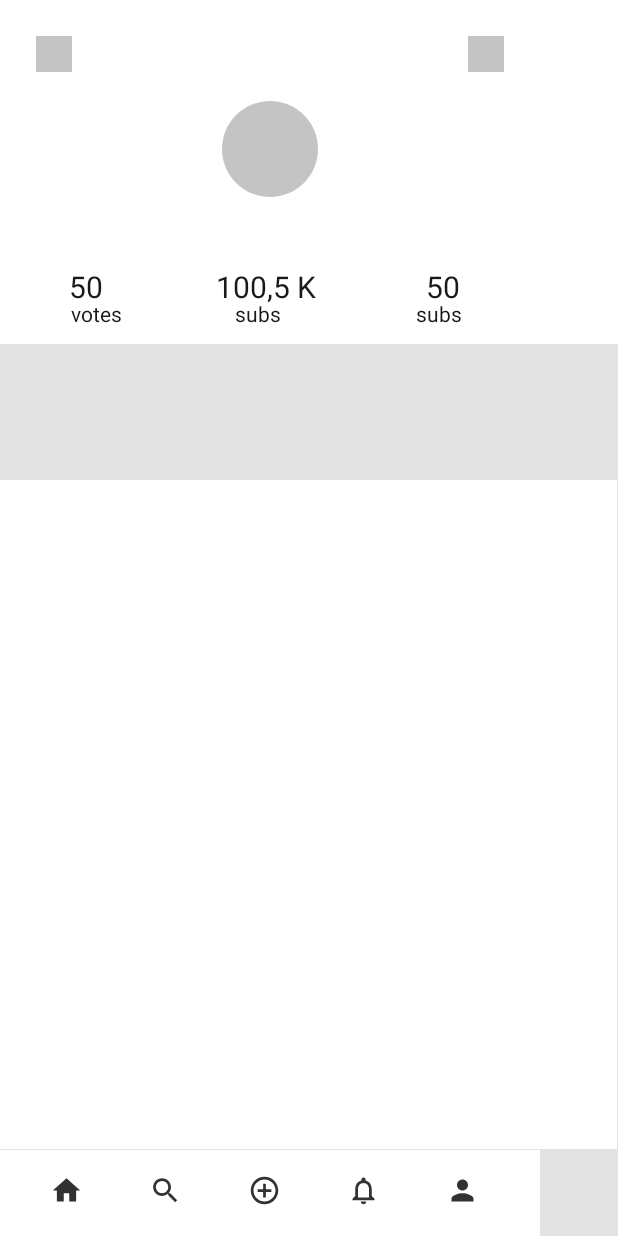
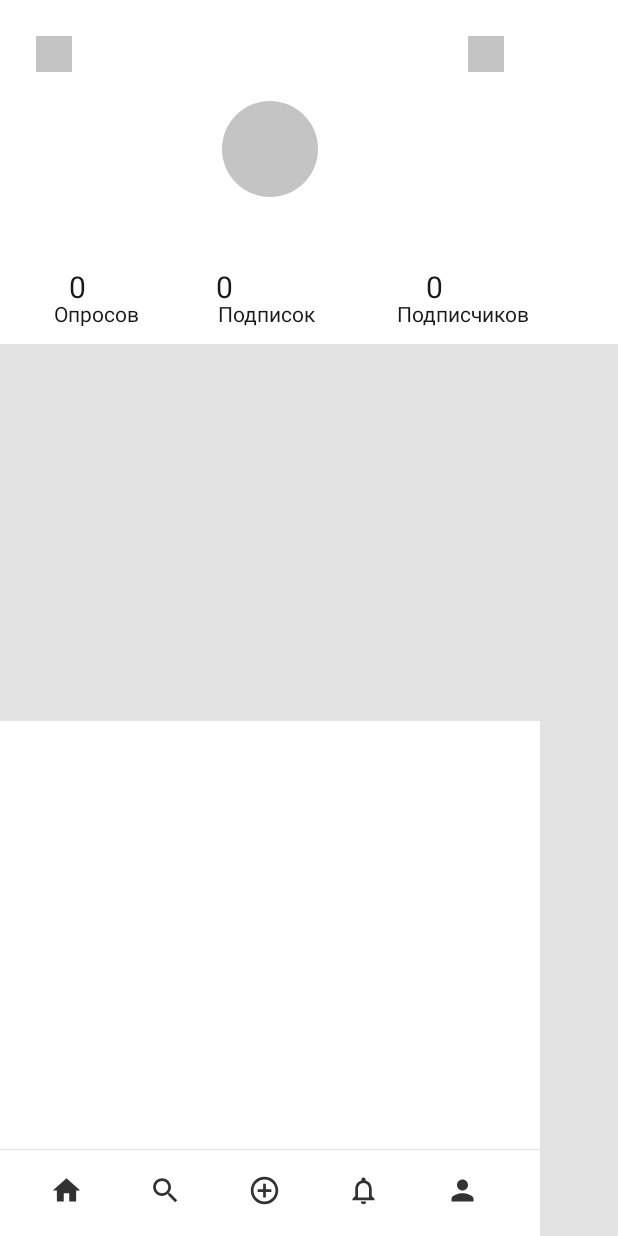
Before and after one commit to Mix200208/Test, an Android app: the layout activity_main_test.xml on its own in the app's theme, with its tools: preview values and no code run, on a phone screen of 412 x 824 dp. Run offline under Robolectric (Android 15) with nearby library versions, the phone set to English and light mode, and no system bars.

Commit message:
Fix buttons and text

```diff
--- a/app/build.gradle
+++ b/app/build.gradle
@@ -45,4 +45,7 @@ dependencies {
     androidTestImplementation 'androidx.test.espresso:espresso-core:3.2.0'
     implementation 'com.github.bumptech.glide:glide:4.12.0'
     annotationProcessor 'com.github.bumptech.glide:compiler:4.12.0'
+    implementation 'com.github.jd-alexander:LikeButton:0.2.3'
+
+
 }
--- a/app/src/main/res/drawable/ic_baseline_favorite_24.xml
+++ b/app/src/main/res/drawable/ic_baseline_favorite_24.xml
@@ -1,4 +1,4 @@
-<vector android:height="24dp" android:tint="#D8D8B7"
+<vector android:height="24dp" android:tint="#970000"
     android:viewportHeight="24" android:viewportWidth="24"
     android:width="24dp" xmlns:android="http://schemas.android.com/apk/res/android">
     <path android:fillColor="@android:color/white" android:pathData="M12,21.35l-1.45,-1.32C5.4,15.36 2,12.28 2,8.5 2,5.42 4.42,3 7.5,3c1.74,0 3.41,0.81 4.5,2.09C13.09,3.81 14.76,3 16.5,3 19.58,3 22,5.42 22,8.5c0,3.78 -3.4,6.86 -8.55,11.54L12,21.35z"/>
--- /dev/null
+++ b/app/src/main/res/drawable/ic_baseline_mode_comment_24.xml
@@ -0,0 +1,5 @@
+<vector android:height="24dp" android:tint="#323232"
+    android:viewportHeight="24" android:viewportWidth="24"
+    android:width="24dp" xmlns:android="http://schemas.android.com/apk/res/android">
+    <path android:fillColor="@android:color/white" android:pathData="M21.99,4c0,-1.1 -0.89,-2 -1.99,-2H4c-1.1,0 -2,0.9 -2,2v12c0,1.1 0.9,2 2,2h14l4,4 -0.01,-18z"/>
+</vector>
--- /dev/null
+++ b/app/src/main/res/drawable/ic_baseline_share_24.xml
@@ -0,0 +1,5 @@
+<vector android:height="24dp" android:tint="#323232"
+    android:viewportHeight="24" android:viewportWidth="24"
+    android:width="24dp" xmlns:android="http://schemas.android.com/apk/res/android">
+    <path android:fillColor="@android:color/white" android:pathData="M18,16.08c-0.76,0 -1.44,0.3 -1.96,0.77L8.91,12.7c0.05,-0.23 0.09,-0.46 0.09,-0.7s-0.04,-0.47 -0.09,-0.7l7.05,-4.11c0.54,0.5 1.25,0.81 2.04,0.81 1.66,0 3,-1.34 3,-3s-1.34,-3 -3,-3 -3,1.34 -3,3c0,0.24 0.04,0.47 0.09,0.7L8.04,9.81C7.5,9.31 6.79,9 6,9c-1.66,0 -3,1.34 -3,3s1.34,3 3,3c0.79,0 1.5,-0.31 2.04,-0.81l7.12,4.16c-0.05,0.21 -0.08,0.43 -0.08,0.65 0,1.61 1.31,2.92 2.92,2.92 1.61,0 2.92,-1.31 2.92,-2.92s-1.31,-2.92 -2.92,-2.92z"/>
+</vector>
--- /dev/null
+++ b/app/src/main/res/drawable/like_button_selector.xml
@@ -0,0 +1,5 @@
+<selector xmlns:android="http://schemas.android.com/apk/res/android">
+    <item android:state_pressed="true"
+        android:drawable="@drawable/ic_baseline_favorite_24" /> <!-- pressed -->
+    <item android:drawable="@drawable/ic_baseline_favorite_24_black" /> <!-- default -->
+</selector>
--- a/app/src/main/res/layout/activity_main_test.xml
+++ b/app/src/main/res/layout/activity_main_test.xml
@@ -202,7 +202,7 @@
 
         <TextView
             android:id="@+id/subs_text"
-            android:layout_width="64dp"
+            android:layout_width="75dp"
             android:layout_height="18dp"
             android:layout_marginStart="140dp"
             android:layout_marginLeft="140dp"
@@ -211,15 +211,15 @@
             android:layout_marginRight="140dp"
             android:gravity="center"
             android:lineSpacingExtra="2sp"
-            android:text="@string/subs_text"
+            android:text="@string/subs1_text"
             android:textAppearance="@style/profile_text"
             android:translationY="-0.98sp" />
 
         <TextView
             android:id="@+id/subs2_text"
-            android:layout_width="58dp"
+            android:layout_width="118dp"
             android:layout_height="wrap_content"
-            android:layout_marginStart="264dp"
+            android:layout_marginStart="250dp"
             android:layout_marginLeft="264dp"
             android:layout_marginTop="200dp"
             android:layout_marginEnd="32dp"
@@ -229,8 +229,6 @@
             android:text="@string/subs_text"
             android:textAppearance="@style/profile_text"
             android:translationY="-0.98sp" />
-
-
 
 
     </FrameLayout>
@@ -251,7 +249,7 @@
         <ImageButton
             android:layout_width="22dp"
             android:layout_height="22dp"
-
+            android:onClick="clickOnHomeButton"
             android:layout_marginLeft="33dp"
             android:layout_marginTop="16dp"
             android:background="@drawable/ic_baseline_home_24">
@@ -305,8 +303,8 @@
     </LinearLayout>
 
     <LinearLayout
-        android:layout_width="411dp"
-        android:layout_height="446dp"
+        android:layout_width="360dp"
+        android:layout_height="285dp"
         android:layout_marginBottom="58dp"
         android:background="@color/white"
         android:orientation="horizontal"
--- a/app/src/main/res/values/strings.xml
+++ b/app/src/main/res/values/strings.xml
@@ -5,11 +5,12 @@
     <string name="text_login">Enter login</string>
     <string name="user_name" />
     <string name="account">Account</string>
-    <string name="votes_count">50</string>
-    <string name="subs_count">100,5 K</string>
-    <string name="subscriptions_count">50</string>
-    <string name="subs_text">subs</string>
-    <string name="votes_text">votes</string>
+    <string name="votes_count">0</string>
+    <string name="subs_count">0</string>
+    <string name="subscriptions_count">0</string>
+    <string name="subs_text">Подписчиков</string>
+    <string name="subs1_text" translatable="false">Подписок</string>
+    <string name="votes_text">Опросов</string>
     <string name="login_text">Sign in</string>
     <string name="text_password">Enter password</string>
 </resources>
--- a/build.gradle
+++ b/build.gradle
@@ -10,6 +10,7 @@ buildscript {
         classpath "com.android.tools.build:gradle:4.1.2"
         classpath "org.jetbrains.kotlin:kotlin-gradle-plugin:$kotlin_version"
 
+
         // NOTE: Do not place your application dependencies here; they belong
         // in the individual module build.gradle files
     }
@@ -17,6 +18,8 @@ buildscript {
 
 allprojects {
     repositories {
+        maven { url "https://jitpack.io" }
+
         google()
         jcenter()
         mavenCentral()
```
Also changed, not shown: app/src/main/java/com/example/test/ListPost.kt (+34 -8 lines), app/src/main/java/com/example/test/MainTestActivity.kt (+5 -1 lines), app/src/main/res/drawable/ic_baseline_favorite_24_black.xml (added, +10 -0 lines), app/src/main/res/layout/post_item.xml (+43 -44 lines).
